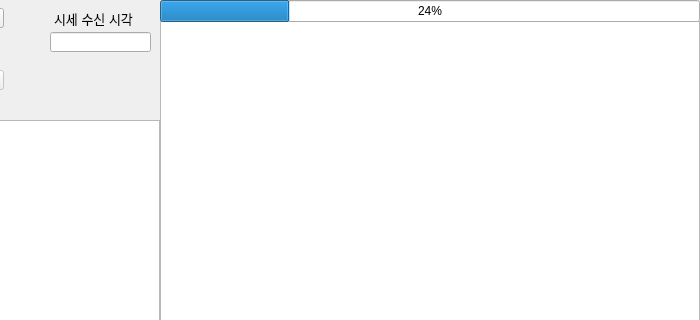
This is CDlgMain.ui in teammtc/TickToBin as Qt 5 draws it before an edit; both pictures show x 100 to 800 and y 0 to 320 of the 800 by 600 pixel window. The edited form follows.
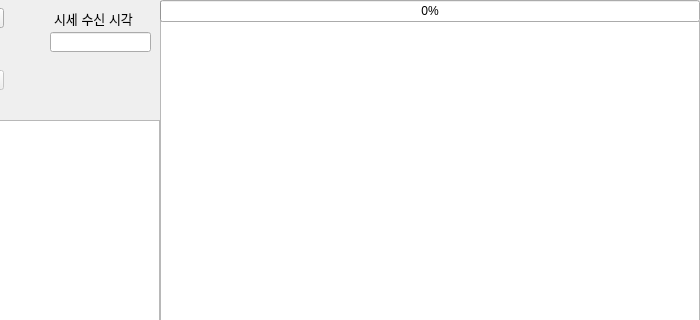
This is the edited form.

Commit message: 진행률 값을 0으로 설정

Patch:
```diff
--- a/CDlgMain.ui
+++ b/CDlgMain.ui
@@ -90,7 +90,7 @@
      </rect>
     </property>
     <property name="value">
-     <number>24</number>
+     <number>0</number>
     </property>
    </widget>
    <widget class="QPushButton" name="btnStatsTR">
```
